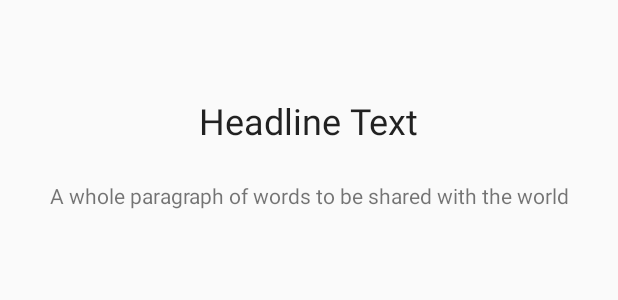
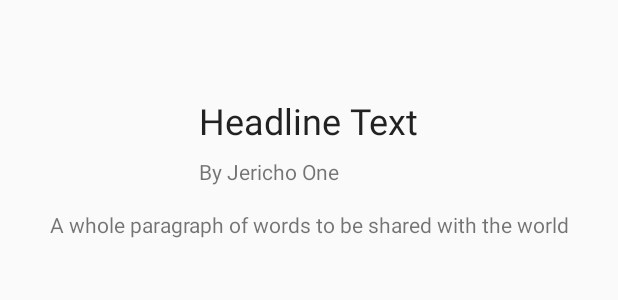
Before and after one commit to Jericho-One/article-search, an Android app: the layout article_detail.xml on its own in the app's theme, with its tools: preview values and no code run, on a phone screen of 412 x 824 dp. Shown: the top 300 px of the screen. Run offline under Robolectric (Android 15) with nearby library versions, the phone set to English and light mode, and no system bars.

Commit message:
ui tweaks and code refactor

```diff
--- a/app/src/main/java/com/jrko/articles/model/ArticleResponse.kt
+++ b/app/src/main/java/com/jrko/articles/model/ArticleResponse.kt
@@ -1,5 +1,6 @@
 package com.jrko.articles.model
-
+// TODO these are models auto generated by JSON to Kotlin class plugin,
+// therefore they could make unsafe assumptions about nullability
 data class ArticleResponse(
     val copyright: String,
     val response: Response,
--- a/app/src/main/java/com/jrko/articles/net/NetworkConnectionLiveData.kt
+++ b/app/src/main/java/com/jrko/articles/net/NetworkConnectionLiveData.kt
@@ -14,7 +14,7 @@ import androidx.lifecycle.LiveData
  * A LiveData object that Activities or Fragments or ViewModels can observe to monitor
  * network change events.
  */
-class NetworkConnectionLiveData(val context: Context) : LiveData<Boolean>() {
+class NetworkConnectionLiveData(private val context: Context) : LiveData<Boolean>() {
     private var connectivityManager: ConnectivityManager = context.getSystemService(CONNECTIVITY_SERVICE) as ConnectivityManager
     private lateinit var connectivityManagerCallback: ConnectivityManager.NetworkCallback
 
--- a/app/src/main/res/layout/article_detail.xml
+++ b/app/src/main/res/layout/article_detail.xml
@@ -26,13 +26,24 @@
                   app:layout_constraintTop_toTopOf="parent"
                   app:layout_constraintEnd_toEndOf="parent"/>
 
-        <TextView android:layout_width="wrap_content" android:layout_height="wrap_content"
+        <TextView android:layout_width="wrap_content"
+                  android:layout_height="wrap_content"
+                  android:id="@+id/byline"
+                  android:paddingStart="@dimen/default_padding"
+                  android:paddingEnd="@dimen/default_padding"
+                  tools:text="By Jericho One"
+                  app:layout_constraintStart_toStartOf="@+id/headline"
+                  app:layout_constraintTop_toBottomOf="@+id/headline"/>
+
+        <TextView android:layout_width="wrap_content"
+                  android:layout_height="wrap_content"
                   android:id="@+id/lead_paragraph"
                   android:layout_marginTop="@dimen/default_padding"
                   android:padding="@dimen/default_padding"
                   tools:text="A whole paragraph of words to be shared with the world"
                   app:layout_constraintStart_toStartOf="parent"
-                  app:layout_constraintTop_toBottomOf="@+id/headline"
+                  app:layout_constraintTop_toBottomOf="@+id/byline"
                   app:layout_constraintEnd_toEndOf="parent"/>
+
     </androidx.constraintlayout.widget.ConstraintLayout>
 </androidx.core.widget.NestedScrollView>
--- a/app/src/main/res/menu/menu_main.xml
+++ b/app/src/main/res/menu/menu_main.xml
@@ -6,9 +6,5 @@
           android:title="@string/search"
           android:icon="@drawable/ic_search_white_24dp"
           app:showAsAction="collapseActionView|ifRoom"
-          app:actionViewClass="android.widget.SearchView" />
-    <item android:id="@+id/refresh"
-          android:title="@string/refresh"
-          android:icon="@drawable/ic_refresh_white_24dp"
-          app:showAsAction="ifRoom"/>
+          app:actionViewClass="androidx.appcompat.widget.SearchView" />
 </menu>
```
Also changed, not shown: app/src/main/java/com/jrko/articles/activity/MainActivity.kt (+3 -8 lines), app/src/main/java/com/jrko/articles/adapter/ArticlesListAdapter.kt (+19 -34 lines), app/src/main/java/com/jrko/articles/fragment/ArticleDetailFragment.kt (+6 -1 lines), app/src/main/java/com/jrko/articles/model/util/ArticleUtil.kt (added, +28 -0 lines).
